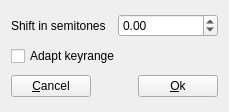
Qt form sources/editor/tools/transpose/tooltranspose_gui.ui (davy7125/polyphone) before a commit.
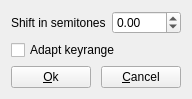
The same form after that commit.

Commit message:
Dialog buttons
Ok is left, cancel is right, default is ok

The edit to the form file:
```diff
--- a/sources/editor/tools/transpose/tooltranspose_gui.ui
+++ b/sources/editor/tools/transpose/tooltranspose_gui.ui
@@ -6,8 +6,8 @@
    <rect>
     <x>0</x>
     <y>0</y>
-    <width>229</width>
-    <height>112</height>
+    <width>192</width>
+    <height>95</height>
    </rect>
   </property>
   <property name="windowTitle">
@@ -31,9 +31,9 @@
    <item row="2" column="0" colspan="2">
     <layout class="QHBoxLayout" name="horizontalLayout">
      <item>
-      <widget class="QPushButton" name="pushCancel">
+      <widget class="QPushButton" name="pushOk">
        <property name="text">
-        <string>&amp;Cancel</string>
+        <string>&amp;Ok</string>
        </property>
       </widget>
      </item>
@@ -51,9 +51,9 @@
       </spacer>
      </item>
      <item>
-      <widget class="QPushButton" name="pushOk">
+      <widget class="QPushButton" name="pushCancel">
        <property name="text">
-        <string>&amp;Ok</string>
+        <string>&amp;Cancel</string>
        </property>
       </widget>
      </item>
```
The commit also changes 22 other files.
